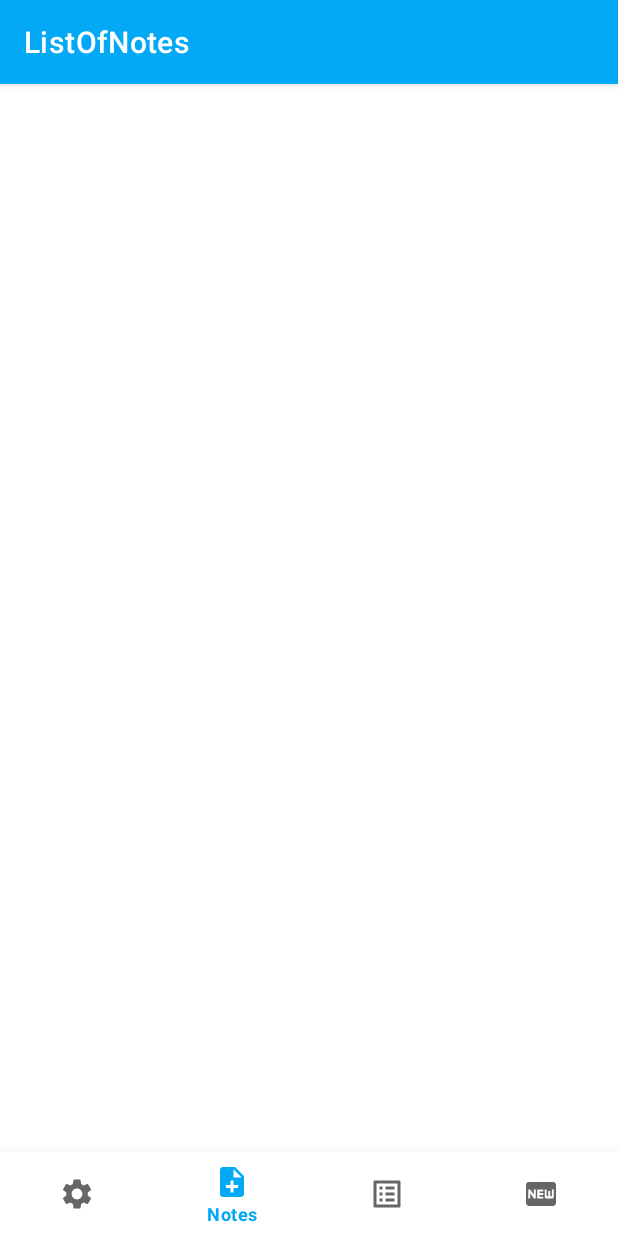
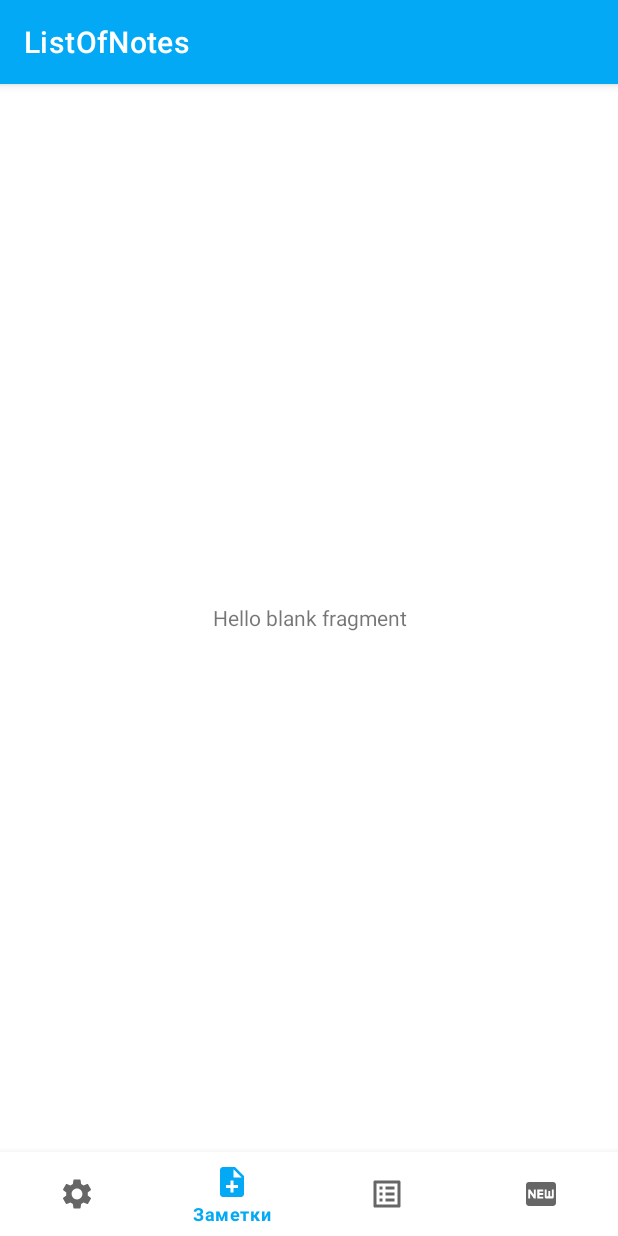
Before and after one commit to DmitrySlv/ListOfNotes, an Android app: the screen it shows after launch (MainActivity), item 2 of the bottom bar chosen, on a phone screen of 412 x 824 dp. Run offline under Robolectric (Android 15) with nearby library versions, the phone set to English and light mode, and no system bars.

Commit message:
Создание NoteFragment.kt. Создание фрагмента NoteFragment.kt с разметкой fragment_note.xml и реализация возможности запуска фрагмента из MainActivity.kt по кнопке.

```diff
--- a/app/src/main/java/com/ds_create/listofnotes/activities/MainActivity.kt
+++ b/app/src/main/java/com/ds_create/listofnotes/activities/MainActivity.kt
@@ -5,6 +5,8 @@ import android.os.Bundle
 import android.util.Log
 import com.ds_create.listofnotes.R
 import com.ds_create.listofnotes.databinding.ActivityMainBinding
+import com.ds_create.listofnotes.fragments.FragmentManager
+import com.ds_create.listofnotes.fragments.NoteFragment
 
 class MainActivity : AppCompatActivity() {
 
@@ -23,7 +25,7 @@ class MainActivity : AppCompatActivity() {
                     Log.d("MyLog", "Settings")
                 }
                 R.id.notes -> {
-                    Log.d("MyLog", "Notes")
+                    FragmentManager.setFragment(NoteFragment.newInstance(), this)
                 }
                 R.id.list_of_notes -> {
                     Log.d("MyLog", "List of notes")
--- /dev/null
+++ b/app/src/main/java/com/ds_create/listofnotes/fragments/NoteFragment.kt
@@ -0,0 +1,36 @@
+package com.ds_create.listofnotes.fragments
+
+import android.os.Bundle
+import android.view.LayoutInflater
+import android.view.View
+import android.view.ViewGroup
+import com.ds_create.listofnotes.databinding.FragmentNoteBinding
+
+class NoteFragment : BaseFragment() {
+
+    private var _binding: FragmentNoteBinding? = null
+    private val binding: FragmentNoteBinding
+        get() = _binding ?: throw RuntimeException("FragmentNoteBinding is null")
+
+    override fun onCreateView(
+        inflater: LayoutInflater, container: ViewGroup?,
+        savedInstanceState: Bundle?
+    ): View {
+        _binding = FragmentNoteBinding.inflate(inflater, container, false)
+        return binding.root
+    }
+
+    override fun onDestroy() {
+        super.onDestroy()
+        _binding = null
+    }
+
+    override fun onClickNew() {
+    }
+
+    companion object {
+
+        @JvmStatic
+        fun newInstance() = NoteFragment()
+    }
+}
--- /dev/null
+++ b/app/src/main/res/layout/fragment_note.xml
@@ -0,0 +1,15 @@
+<?xml version="1.0" encoding="utf-8"?>
+<FrameLayout xmlns:android="http://schemas.android.com/apk/res/android"
+    xmlns:tools="http://schemas.android.com/tools"
+    android:layout_width="match_parent"
+    android:layout_height="match_parent"
+    tools:context=".fragments.NoteFragment">
+
+    <!-- TODO: Update blank fragment layout -->
+    <TextView
+        android:layout_width="match_parent"
+        android:layout_height="match_parent"
+        android:gravity="center"
+        android:text="@string/hello_blank_fragment" />
+
+</FrameLayout>
--- a/app/src/main/res/values/strings.xml
+++ b/app/src/main/res/values/strings.xml
@@ -2,8 +2,10 @@
     <string name="app_name">ListOfNotes</string>
 
     <!-- bottom_menu -->
-    <string name="settings">Settings</string>
-    <string name="notes">Notes</string>
-    <string name="list_of_notes">List of notes</string>
-    <string name="new_item">New</string>
+    <string name="settings">Настройки</string>
+    <string name="notes">Заметки</string>
+    <string name="list_of_notes">Список заметок</string>
+    <string name="new_item">Создать</string>
+    <!-- NoteFragment -->
+    <string name="hello_blank_fragment">Hello blank fragment</string>
 </resources>
```
